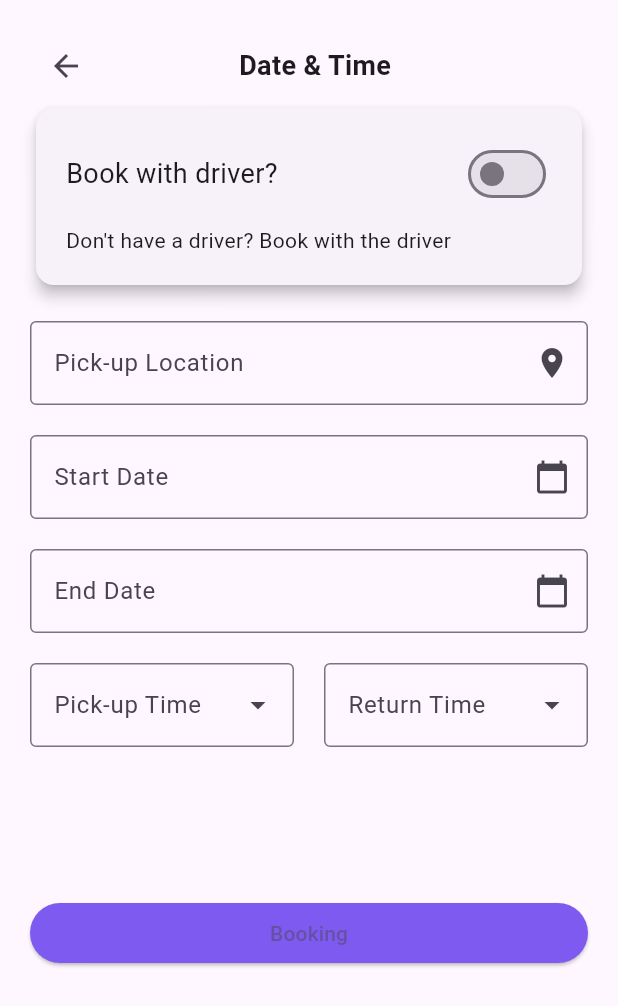
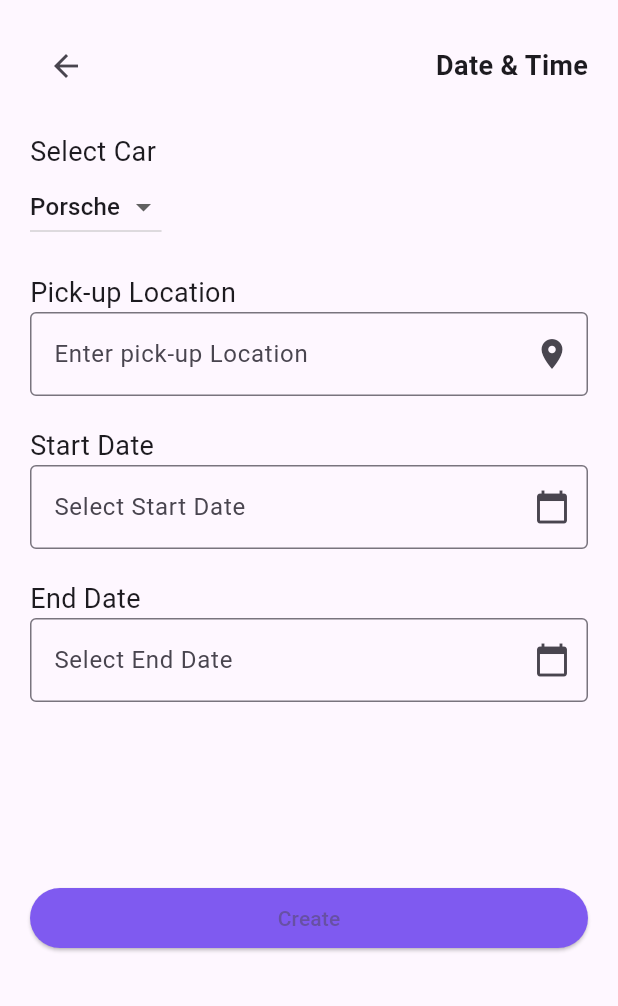
Before and after one commit to yessalty/tubes_ui, a Flutter app: the OpenCarPage screen opened directly, scrolled down 174 dp, after a tap on "Book Now", on a phone screen of 412 x 824 dp. Shown: the top 1006 px of the screen. Run offline on Flutter 3.47's test engine with Material 3 defaults, Android fonts, the phone set to English and light mode, and no system bars; our stand-ins replace font_awesome_flutter.

Commit message:
update: banyak

```diff
--- a/lib/view/profile/history/review.dart
+++ b/lib/view/history/review.dart
@@ -1,5 +1,5 @@
 import 'package:flutter/material.dart';
-import 'package:tubes_ui/view/profile/history/history.dart';
+import 'package:tubes_ui/view/history/history.dart';
 
 class ReviewPage extends StatefulWidget {
   const ReviewPage({Key? key}) : super(key: key);
--- a/lib/view/home/bookCar.dart
+++ b/lib/view/home/bookCar.dart
@@ -1,30 +1,30 @@
 import 'package:flutter/material.dart';
-import 'package:tubes_ui/view/home/location.dart';
+import 'package:tubes_ui/view/home/home.dart';
 import 'package:tubes_ui/view/home/pay.dart';
 
 class BookCarPage extends StatefulWidget {
-  const BookCarPage ({super.key});
+  const BookCarPage({Key? key}) : super(key: key);
 
   @override
   _BookCarPageState createState() => _BookCarPageState();
 }
 
 class _BookCarPageState extends State<BookCarPage> {
+  String _selectedCar = 'Porsche';
   String _startDateTime = '';
-  String _endDateTime = '';
+  final String _endDateTime = '';
   String _pickupLocation = '';
+
   DateTime _startDate = DateTime.now();
   DateTime _endDate = DateTime.now();
-  TimeOfDay _pickupTime = TimeOfDay.now();
-  TimeOfDay _returnTime = TimeOfDay.now();
-  bool _bookWithDriver = false;
 
   Future<void> _selectStartDate(BuildContext context) async {
     final DateTime? picked = await showDatePicker(
       context: context,
       initialDate: _startDate,
       firstDate: DateTime(2023),
-        lastDate: DateTime(2024));
+      lastDate: DateTime(2024),
+    );
     if (picked != null && picked != _startDate)
       setState(() {
         _startDate = picked;
@@ -36,28 +36,11 @@ class _BookCarPageState extends State<BookCarPage> {
       context: context,
       initialDate: _endDate,
       firstDate: DateTime(2023),
-        lastDate: DateTime(2024));
+      lastDate: DateTime(2024),
+    );
     if (picked != null && picked != _endDate)
       setState(() {
         _endDate = picked;
-      });
-  }
-
-  Future<void> _selectPickupTime(BuildContext context) async {
-    final TimeOfDay? picked =
-        await showTimePicker(context: context, initialTime: _pickupTime);
-    if (picked != null && picked != _pickupTime)
-      setState(() {
-        _pickupTime = picked;
-      });
-  }
-
-  Future<void> _selectReturnTime(BuildContext context) async {
-    final TimeOfDay? picked =
-        await showTimePicker(context: context, initialTime: _returnTime);
-    if (picked != null && picked != _returnTime)
-      setState(() {
-        _returnTime = picked;
       });
   }
 
@@ -81,61 +64,70 @@ class _BookCarPageState extends State<BookCarPage> {
                   ),
                   const Text(
                     'Date & Time',
-                style: TextStyle(fontSize: 18.0, fontWeight: FontWeight.bold),
-              ),
-              const SizedBox(width: 40.0),
-            ],
-          ),
-          Card(
-            elevation: 4.0,
-            child: Padding(
-              padding: const EdgeInsets.all(20.0),
-              child: Column(
-                crossAxisAlignment: CrossAxisAlignment.start,
-                children: [
-                  Row(
-                    mainAxisAlignment: MainAxisAlignment.spaceBetween,
-                    children: [
-                      const Text(
-                        'Book with driver?',
-                        style: TextStyle(fontSize: 18.0),
-                      ),
-                      Switch(
-                        value: _bookWithDriver,
-                        onChanged: (value) {
-                          setState(() {
-                            _bookWithDriver = value;
-                          });
-                        },
+                    style:
+                        TextStyle(fontSize: 18.0, fontWeight: FontWeight.bold),
                   ),
                 ],
               ),
-                  const SizedBox(height: 10.0),
-                  const Text("Don't have a driver? Book with the driver"),
+              const SizedBox(height: 20.0),
+              Column(
+                crossAxisAlignment: CrossAxisAlignment.start,
+                children: [
+                  const Text(
+                    'Select Car',
+                    style: TextStyle(fontSize: 18),
+                  ),
+                  DropdownButton<String>(
+                    value: _selectedCar,
+                    onChanged: (String? newValue) {
+                      if (newValue != null) {
+                        setState(() {
+                          _selectedCar = newValue;
+                        });
+                      }
+                    },
+                    items: <String>[
+                      'Porsche',
+                      'Ferrari',
+                      'Aston',
+                      'Mercy',
+                      'Supra',
+                      'McLaren'
+                    ].map<DropdownMenuItem<String>>((String value) {
+                      return DropdownMenuItem<String>(
+                        value: value,
+                        child: Text(value),
+                      );
+                    }).toList(),
+                  ),
                 ],
               ),
+              const SizedBox(height: 20.0),
+              Column(
+                crossAxisAlignment: CrossAxisAlignment.start,
+                children: [
+                  const Text(
+                    'Pick-up Location',
+                    style: TextStyle(fontSize: 18),
                   ),
-          ),
-          const SizedBox(height: 20.0),
-          Row(
-            children: <Widget>[
-              Expanded(
-                child: TextFormField(
+                  TextFormField(
                     decoration: const InputDecoration(
-                    labelText: 'Pick-up Location',
                       hintText: 'Enter pick-up Location',
                       suffixIcon: Icon(Icons.location_on),
                       border: OutlineInputBorder(),
                     ),
                   ),
-              ),
                 ],
               ),
               const SizedBox(height: 20),
-          Row(
+              Column(
+                crossAxisAlignment: CrossAxisAlignment.start,
                 children: [
-              Expanded(
-                child: TextFormField(
+                  const Text(
+                    'Start Date',
+                    style: TextStyle(fontSize: 18),
+                  ),
+                  TextFormField(
                     readOnly: false,
                     controller: TextEditingController(),
                     onTap: () {
@@ -143,19 +135,21 @@ class _BookCarPageState extends State<BookCarPage> {
                     },
                     decoration: const InputDecoration(
                       border: OutlineInputBorder(),
-                    labelText: 'Start Date',
                       hintText: 'Select Start Date',
                       suffixIcon: Icon(Icons.calendar_today),
-                  ),
                     ),
                   ),
                 ],
               ),
               const SizedBox(height: 20),
-          Row(
+              Column(
+                crossAxisAlignment: CrossAxisAlignment.start,
                 children: [
-              Expanded(
-                child: TextFormField(
+                  const Text(
+                    'End Date',
+                    style: TextStyle(fontSize: 18),
+                  ),
+                  TextFormField(
                     readOnly: false,
                     controller: TextEditingController(),
                     onTap: () {
@@ -163,77 +157,42 @@ class _BookCarPageState extends State<BookCarPage> {
                     },
                     decoration: const InputDecoration(
                       border: OutlineInputBorder(),
-                    labelText: 'End Date',
                       hintText: 'Select End Date',
                       suffixIcon: Icon(Icons.calendar_today),
-                  ),
                     ),
                   ),
                 ],
               ),
               const SizedBox(height: 20),
-          Row(
-            children: [
-              Expanded(
-                child: TextFormField(
-                  readOnly: false,
-                  controller: TextEditingController(),
-                  onTap: () {
-                    _selectPickupTime(context);
-                  },
-                  decoration: const InputDecoration(
-                    labelText: 'Pick-up Time',
-                    border: OutlineInputBorder(),
-                    suffixIcon: Icon(Icons.arrow_drop_down),
-                  ),
-                ),
-              ),
-              const SizedBox(width: 20),
-              Expanded(
-                child: TextFormField(
-                  readOnly: false,
-                  controller: TextEditingController(),
-                  onTap: () {
-                    _selectReturnTime(context);
-                  },
-                  decoration: const InputDecoration(
-                    labelText: 'Return Time',
-                    border: OutlineInputBorder(),
-                    suffixIcon: Icon(Icons.arrow_drop_down),
-                  ),
-                ),
-              ),
-            ],
-          ),
-          SizedBox(
+              const SizedBox(
                 height: 100.0,
               ),
               Center(
                 child: ElevatedButton(
                   style: ElevatedButton.styleFrom(
-                minimumSize: Size(450, 40),
+                    minimumSize: const Size(450, 40),
                     backgroundColor: const Color.fromRGBO(127, 90, 240, 1),
                   ),
                   onPressed: () {
                     setState(() {
                       _startDateTime = _startDateTime.toString();
-                  _endDateTime = _endDateTime.toString();
                       _pickupLocation = '';
                     });
                     Navigator.pushReplacement(
-
                       context,
-                  MaterialPageRoute(builder: (context) => PayPage(
-                    startDateTime: _startDateTime,
-                    endDateTime: _endDateTime,
-                    pickupLocation: _pickupLocation)),
+                      MaterialPageRoute(
+                        builder: (context) =>
+                            Homepage(),
+                      ),
                     );
                   },
-              child: Text('Booking'),
+                  child: const Text('Create'),
                 ),
               ),
             ],
           ),
-    )));
+        ),
+      ),
+    );
   }
 }
--- a/lib/view/home/openCar.dart
+++ b/lib/view/home/openCar.dart
@@ -9,7 +9,7 @@ class OpenCarPage extends StatefulWidget {
 }
 
 class _OpenCarPageState extends State<OpenCarPage> {
-  List<Map<String, dynamic>> _specifications = [
+  final List<Map<String, dynamic>> _specifications = [
     {
       'icon': Icons.battery_full,
       'title': 'Max Power',
@@ -75,15 +75,15 @@ class _OpenCarPageState extends State<OpenCarPage> {
               ),
             ),
             Padding(
-              padding: EdgeInsets.symmetric(horizontal: 20, vertical: 10),
+              padding: const EdgeInsets.symmetric(horizontal: 20, vertical: 10),
               child: Column(
                 crossAxisAlignment: CrossAxisAlignment.start,
                 children: [
-                  Text(
+                  const Text(
                     'Toyota',
                     style: TextStyle(fontSize: 18, fontWeight: FontWeight.bold),
                   ),
-                  SizedBox(height: 10),
+                  const SizedBox(height: 10),
                   Image.asset(
                     'assets/images/car1.jpeg',
                     height: 200,
@@ -96,11 +96,11 @@ class _OpenCarPageState extends State<OpenCarPage> {
                     style: TextStyle(fontSize: 22, fontWeight: FontWeight.bold),
                   ),
                   Padding(
-                    padding: EdgeInsets.symmetric(horizontal: 20, vertical: 10),
+                    padding: const EdgeInsets.symmetric(horizontal: 20, vertical: 10),
                     child: Column(
                       crossAxisAlignment: CrossAxisAlignment.start,
                       children: [
-                        SizedBox(height: 10),
+                        const SizedBox(height: 10),
                         SizedBox(
                           height: 120,
                           child: ListView.builder(
@@ -110,7 +110,7 @@ class _OpenCarPageState extends State<OpenCarPage> {
                               return SizedBox(
                                 width: 120,
                                 child: Padding(
-                                  padding: EdgeInsets.symmetric(horizontal: 8),
+                                  padding: const EdgeInsets.symmetric(horizontal: 8),
                                   child: Container(
                                     decoration: BoxDecoration(
                                       border: Border.all(color: Colors.black),
@@ -121,11 +121,11 @@ class _OpenCarPageState extends State<OpenCarPage> {
                                           MainAxisAlignment.center,
                                       children: [
                                         Icon(_specifications[index]['icon']),
-                                        SizedBox(height: 5),
+                                        const SizedBox(height: 5),
                                         Text(_specifications[index]['title']),
                                         Text(
                                           _specifications[index]['value'],
-                                          style: TextStyle(
+                                          style: const TextStyle(
                                               fontWeight: FontWeight.bold),
                                         ),
                                       ],
@@ -139,34 +139,34 @@ class _OpenCarPageState extends State<OpenCarPage> {
                       ],
                     ),
                   ),
-                  SizedBox(height: 20),
-                  Text(
+                  const SizedBox(height: 20),
+                  const Text(
                     'Car Features',
                     style: TextStyle(fontSize: 22, fontWeight: FontWeight.bold),
                   ),
-                  SizedBox(height: 10),
+                  const SizedBox(height: 10),
                   buildFeatureRow(Icons.people, '2 Passengers', '4 Doors'),
                   buildFeatureRow(Icons.ac_unit, 'Snow Tires', 'GPS'),
                   buildFeatureRow(Icons.bluetooth, 'Bluetooth', 'Manual'),
-                  SizedBox(height: 20),
-                  Text(
+                  const SizedBox(height: 20),
+                  const Text(
                     'Review',
                     style: TextStyle(fontSize: 22, fontWeight: FontWeight.bold),
                   ),
-                  SizedBox(height: 10),
+                  const SizedBox(height: 10),
                   Row(
                     children: [
                       Row(
                         children: List.generate(
                           5,
-                          (index) => Icon(
+                          (index) => const Icon(
                             Icons.star,
                             color: Colors.yellow,
                           ),
                         ),
                       ),
-                      SizedBox(width: 5),
-                      Column(
+                      const SizedBox(width: 5),
+                      const Column(
                         crossAxisAlignment: CrossAxisAlignment.start,
                         children: [
                           Text('Mobilnya enak sekali'),
@@ -178,7 +178,7 @@ class _OpenCarPageState extends State<OpenCarPage> {
                       ),
                     ],
                   ),
-                  SizedBox(height: 40),
+                  const SizedBox(height: 40),
                 ],
               ),
             ),
@@ -207,7 +207,7 @@ class _OpenCarPageState extends State<OpenCarPage> {
                 onPressed: () {
                   Navigator.pushReplacement(
                         context,
-                        MaterialPageRoute(builder: (context) => BookCarPage()),
+                        MaterialPageRoute(builder: (context) => const BookCarPage()),
                       );
                 },
                 child: const Text('Book Now'),
@@ -222,18 +222,18 @@ class _OpenCarPageState extends State<OpenCarPage> {
   Widget buildSpecCard(IconData icon, String title, String value) {
     return Card(
       child: Padding(
-        padding: EdgeInsets.all(10),
+        padding: const EdgeInsets.all(10),
         child: Row(
           children: [
             Icon(icon),
-            SizedBox(width: 10),
+            const SizedBox(width: 10),
             Column(
               crossAxisAlignment: CrossAxisAlignment.start,
               children: [
                 Text(title),
                 Text(
                   value,
-                  style: TextStyle(fontWeight: FontWeight.bold),
+                  style: const TextStyle(fontWeight: FontWeight.bold),
                 ),
               ],
             ),
@@ -245,7 +245,7 @@ class _OpenCarPageState extends State<OpenCarPage> {
 
   Widget buildFeatureRow(IconData leftIcon, String text, String rightText) {
     return Padding(
-      padding: EdgeInsets.symmetric(vertical: 5),
+      padding: const EdgeInsets.symmetric(vertical: 5),
       child: Row(
         mainAxisAlignment: MainAxisAlignment.spaceBetween,
         children: [
@@ -253,19 +253,19 @@ class _OpenCarPageState extends State<OpenCarPage> {
             children: [
               Icon(
                 leftIcon,
-                color: Color.fromRGBO(127, 90, 240, 1),
+                color: const Color.fromRGBO(127, 90, 240, 1),
               ),
-              SizedBox(width: 10),
+              const SizedBox(width: 10),
               Text(text),
             ],
           ),
           Row(
             children: [
-              Icon(
+              const Icon(
                 Icons.door_back_door,
                 color: Color.fromRGBO(127, 90, 240, 1),
               ),
-              SizedBox(width: 5),
+              const SizedBox(width: 5),
               Text(rightText),
             ],
           ),
--- a/lib/view/home/pay.dart
+++ b/lib/view/home/pay.dart
@@ -1,9 +1,9 @@
 import 'package:flutter/material.dart';
 
 class PayPage extends StatefulWidget {
-  final String startDateTime; // Data dari BookCarPage: Start Date
-  final String endDateTime; // Data dari BookCarPage: End Date
-  final String pickupLocation; // Data dari BookCarPage: Pickup Location
+  final String startDateTime;
+  final String endDateTime;
+  final String pickupLocation;
 
   const PayPage({
     required this.startDateTime,
--- a/lib/view/profile/promo.dart
+++ b/lib/view/profile/promo.dart
@@ -26,7 +26,7 @@ class _PromoPageState extends State<PromoPage> {
                     child: const Icon(Icons.arrow_back),
                   ),
                   const Text(
-                    'Promo',
+                    'PROMOS',
                     style: TextStyle(
                       fontSize: 24.0,
                       fontWeight: FontWeight.bold,
```
Also changed, not shown: lib/view/history/history.dart (renamed from lib/view/profile/history/history.dart, +6 -11 lines), lib/view/home/home.dart (+50 -11 lines), lib/view/home/location.dart (deleted, +0 -42 lines), lib/view/profile/profile.dart (+8 -4 lines), lib/view/profile/subscribe.dart (added, +100 -0 lines). Lines whose indentation alone changed are shown as unchanged.
